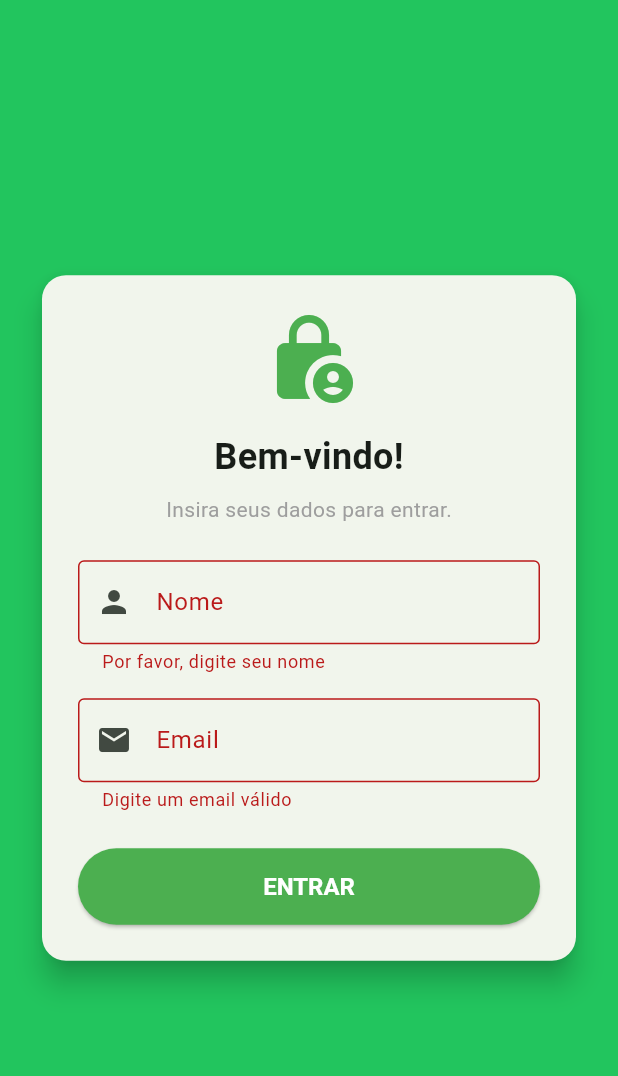
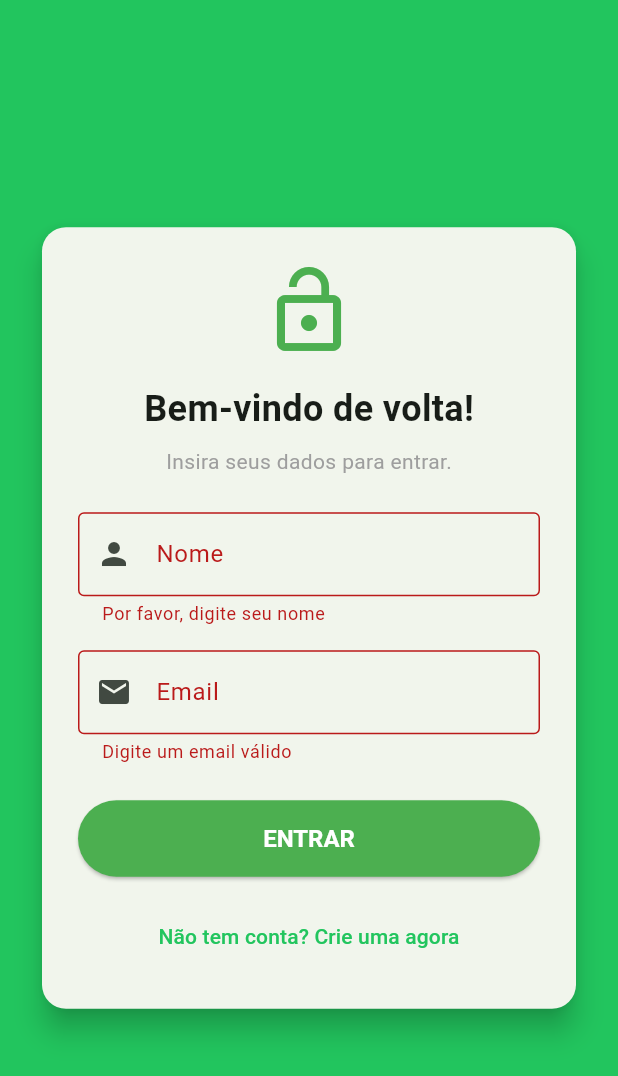
Before and after one commit to laurinja/mealprep_lite, a Flutter app: the LoginPage screen opened by its route, after a tap on "ENTRAR", on a phone screen of 412 x 824 dp. Shown: the top 1076 px of the screen. Run offline on Flutter 3.47's test engine with Material 3 defaults, Android fonts, the phone set to English and light mode, and no system bars; our stand-ins replace flutter_image_compress, flutter_markdown, image_picker, shared_preferences; accounts and stored records are empty.

Commit message:
Add registration mode and navigation to login and onboarding
Enhanced the login page to support both login and registration modes with UI toggling and feedback messages. Improved the onboarding page with next/previous navigation buttons and better page indicator alignment, providing a more intuitive onboarding flow.

```diff
--- a/lib/pages/login_page.dart
+++ b/lib/pages/login_page.dart
@@ -1,6 +1,5 @@
 import 'package:flutter/material.dart';
 import 'package:provider/provider.dart';
-// Import absoluto para evitar erro de caminho
 import 'package:mealprep_lite/services/prefs_service.dart';
 
 class LoginPage extends StatefulWidget {
@@ -15,22 +14,35 @@ class _LoginPageState extends State<LoginPage> {
   final _emailController = TextEditingController();
   final _formKey = GlobalKey<FormState>();
 
-  void _login() async {
+  // Variável para controlar se é Login ou Cadastro
+  bool _isLogin = true;
+
+  void _submit() async {
     if (_formKey.currentState!.validate()) {
       final prefs = context.read<PrefsService>();
 
-      // Salva os dados iniciais
+      // Salva os dados (seja login ou cadastro, no modo local a lógica é a mesma: salvar)
       await prefs.setUserName(_nameController.text.trim());
       await prefs.setUserEmail(_emailController.text.trim());
-
-      // Marca como logado para não pedir de novo
       await prefs.setLoggedIn(true);
 
       if (mounted) {
-        // Vai para a Home e remove o histórico de volta
         Navigator.pushReplacementNamed(context, '/home');
+
+        ScaffoldMessenger.of(context).showSnackBar(
+          SnackBar(
+            content: Text(_isLogin ? 'Bem-vindo de volta!' : 'Conta criada com sucesso!'),
+            backgroundColor: Colors.green,
+          )
+        );
       }
     }
+  }
+
+  void _toggleAuthMode() {
+    setState(() {
+      _isLogin = !_isLogin;
+    });
   }
 
   @override
@@ -50,17 +62,23 @@ class _LoginPageState extends State<LoginPage> {
                 child: Column(
                   mainAxisSize: MainAxisSize.min,
                   children: [
-                    const Icon(Icons.lock_person, size: 64, color: Colors.green),
+                    Icon(
+                      _isLogin ? Icons.lock_open : Icons.person_add,
+                      size: 64,
+                      color: Colors.green
+                    ),
                     const SizedBox(height: 16),
-                    const Text(
-                      'Bem-vindo!',
-                      style: TextStyle(fontSize: 24, fontWeight: FontWeight.bold),
+                    Text(
+                      _isLogin ? 'Bem-vindo de volta!' : 'Crie sua conta',
+                      style: const TextStyle(fontSize: 24, fontWeight: FontWeight.bold),
                     ),
                     const SizedBox(height: 8),
-                    const Text('Insira seus dados para entrar.', style: TextStyle(color: Colors.grey)),
+                    Text(
+                      _isLogin ? 'Insira seus dados para entrar.' : 'Preencha os dados para começar.',
+                      style: const TextStyle(color: Colors.grey),
+                    ),
                     const SizedBox(height: 24),
 
-                    // Campo Nome
                     TextFormField(
                       controller: _nameController,
                       decoration: const InputDecoration(
@@ -74,7 +92,6 @@ class _LoginPageState extends State<LoginPage> {
                     ),
                     const SizedBox(height: 16),
 
-                    // Campo Email
                     TextFormField(
                       controller: _emailController,
                       decoration: const InputDecoration(
@@ -89,18 +106,31 @@ class _LoginPageState extends State<LoginPage> {
                     ),
                     const SizedBox(height: 24),
 
-                    // Botão Entrar
+                    // Botão Principal (Entrar ou Cadastrar)
                     SizedBox(
                       width: double.infinity,
                       child: ElevatedButton(
-                        onPressed: _login,
+                        onPressed: _submit,
                         style: ElevatedButton.styleFrom(
                           backgroundColor: Colors.green,
                           foregroundColor: Colors.white,
                           padding: const EdgeInsets.symmetric(vertical: 16),
                           textStyle: const TextStyle(fontSize: 16, fontWeight: FontWeight.bold),
                         ),
-                        child: const Text('ENTRAR'),
+                        child: Text(_isLogin ? 'ENTRAR' : 'CADASTRAR'),
+                      ),
+                    ),
+
+                    const SizedBox(height: 16),
+
+                    // Botão de Alternância
+                    TextButton(
+                      onPressed: _toggleAuthMode,
+                      child: Text(
+                        _isLogin
+                          ? 'Não tem conta? Crie uma agora'
+                          : 'Já tem conta? Faça login',
+                        style: TextStyle(color: Theme.of(context).colorScheme.primary),
                       ),
                     ),
                   ],
```
Also changed, not shown: lib/pages/onboarding_page.dart (+40 -5 lines).
